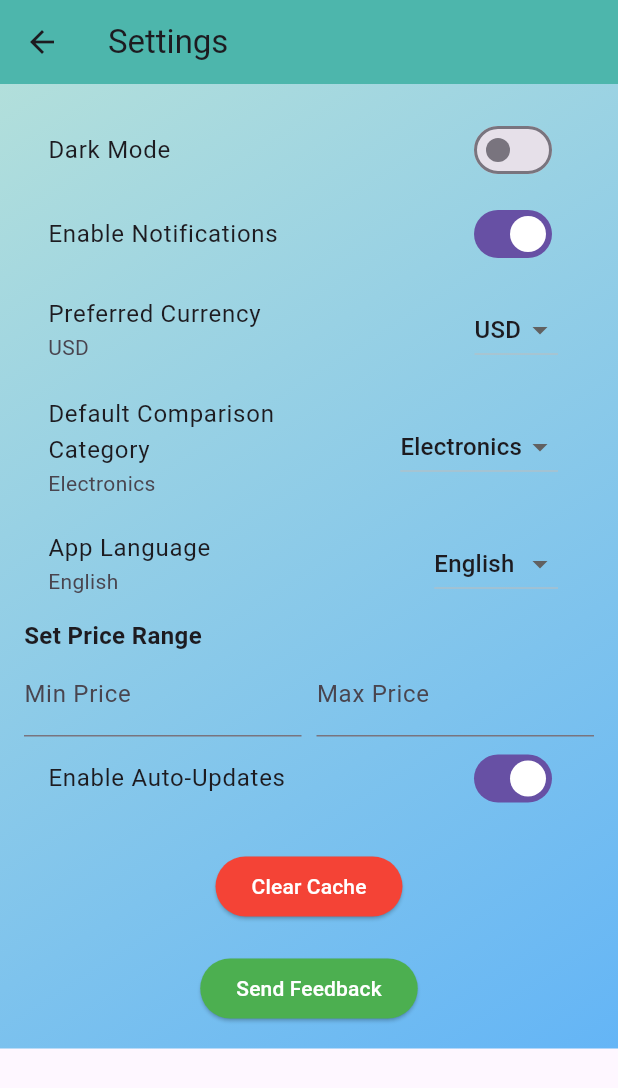
After one commit to Ayesha5121472/CompareX, a Flutter app: the SettingsPage screen opened directly, on a phone screen of 412 x 824 dp. The commit adds this screen. Shown: the top 1088 px of the screen. Run offline on Flutter 3.47's test engine with Material 3 defaults, Android fonts, the phone set to English and light mode, and no system bars.

Commit message:
Add files via upload

```diff
--- /dev/null
+++ b/lib/settings.dart
@@ -0,0 +1,210 @@
+import 'package:flutter/material.dart';
+
+class SettingsPage extends StatefulWidget {
+  const SettingsPage({super.key});
+
+  @override
+  _SettingsPageState createState() => _SettingsPageState();
+}
+
+class _SettingsPageState extends State<SettingsPage> {
+  bool isDarkMode = false;
+  bool notificationsEnabled = true;
+  bool autoUpdates = true;
+  String selectedCurrency = 'USD';
+  String selectedCategory = 'Electronics';
+  String selectedLanguage = 'English';
+  double minPrice = 0;
+  double maxPrice = 1000;
+
+  final List<String> currencies = ['USD', 'EUR', 'INR', 'GBP', 'PKR'];
+  final List<String> categories = ['Electronics', 'Groceries', 'Clothing', 'Furniture'];
+  final List<String> languages = ['English', 'Urdu', 'Hindi', 'Spanish'];
+
+  @override
+  Widget build(BuildContext context) {
+    return Scaffold(
+      appBar: AppBar(
+        backgroundColor: Colors.teal.shade300,
+        title: const Text('Settings'),
+      ),
+      body: Container(
+        decoration: BoxDecoration(
+          gradient: LinearGradient(
+            colors: [Colors.teal.shade100, Colors.blue.shade300],
+            begin: Alignment.topLeft,
+            end: Alignment.bottomRight,
+          ),
+        ),
+        child: SingleChildScrollView(
+          padding: const EdgeInsets.all(16.0),
+          child: Column(
+            crossAxisAlignment: CrossAxisAlignment.start,
+            children: [
+              // Dark Mode
+              ListTile(
+                title: const Text('Dark Mode'),
+                trailing: Switch(
+                  value: isDarkMode,
+                  onChanged: (value) {
+                    setState(() {
+                      isDarkMode = value;
+                    });
+                  },
+                ),
+              ),
+
+              // Notifications
+              ListTile(
+                title: const Text('Enable Notifications'),
+                trailing: Switch(
+                  value: notificationsEnabled,
+                  onChanged: (value) {
+                    setState(() {
+                      notificationsEnabled = value;
+                    });
+                  },
+                ),
+              ),
+
+              // Preferred Currency
+              ListTile(
+                title: const Text('Preferred Currency'),
+                subtitle: Text(selectedCurrency),
+                trailing: DropdownButton<String>(
+                  value: selectedCurrency,
+                  onChanged: (newValue) {
+                    setState(() {
+                      selectedCurrency = newValue!;
+                    });
+                  },
+                  items: currencies.map((currency) {
+                    return DropdownMenuItem(
+                      value: currency,
+                      child: Text(currency),
+                    );
+                  }).toList(),
+                ),
+              ),
+
+              // Default Comparison Category
+              ListTile(
+                title: const Text('Default Comparison Category'),
+                subtitle: Text(selectedCategory),
+                trailing: DropdownButton<String>(
+                  value: selectedCategory,
+                  onChanged: (newValue) {
+                    setState(() {
+                      selectedCategory = newValue!;
+                    });
+                  },
+                  items: categories.map((category) {
+                    return DropdownMenuItem(
+                      value: category,
+                      child: Text(category),
+                    );
+                  }).toList(),
+                ),
+              ),
+
+              // Language Selection
+              ListTile(
+                title: const Text('App Language'),
+                subtitle: Text(selectedLanguage),
+                trailing: DropdownButton<String>(
+                  value: selectedLanguage,
+                  onChanged: (newValue) {
+                    setState(() {
+                      selectedLanguage = newValue!;
+                    });
+                  },
+                  items: languages.map((language) {
+                    return DropdownMenuItem(
+                      value: language,
+                      child: Text(language),
+                    );
+                  }).toList(),
+                ),
+              ),
+
+              // Price Range Preference
+              const Text('Set Price Range', style: TextStyle(fontSize: 16, fontWeight: FontWeight.bold)),
+              Row(
+                children: [
+                  Expanded(
+                    child: TextFormField(
+                      decoration: const InputDecoration(labelText: 'Min Price'),
+                      keyboardType: TextInputType.number,
+                      onChanged: (value) {
+                        setState(() {
+                          minPrice = double.tryParse(value) ?? 0;
+                        });
+                      },
+                    ),
+                  ),
+                  const SizedBox(width: 10),
+                  Expanded(
+                    child: TextFormField(
+                      decoration: const InputDecoration(labelText: 'Max Price'),
+                      keyboardType: TextInputType.number,
+                      onChanged: (value) {
+                        setState(() {
+                          maxPrice = double.tryParse(value) ?? 1000;
+                        });
+                      },
+                    ),
+                  ),
+                ],
+              ),
+
+              // Auto-Updates
+              ListTile(
+                title: const Text('Enable Auto-Updates'),
+                trailing: Switch(
+                  value: autoUpdates,
+                  onChanged: (value) {
+                    setState(() {
+                      autoUpdates = value;
+                    });
+                  },
+                ),
+              ),
+
+              // Clear Cache Button
+              const SizedBox(height: 20),
+              Center(
+                child: ElevatedButton(
+                  onPressed: () {
+                    ScaffoldMessenger.of(context).showSnackBar(
+                      const SnackBar(content: Text('Cache Cleared!')),
+                    );
+                  },
+                  style: ElevatedButton.styleFrom(
+                    backgroundColor: Colors.red,
+                  ),
+                  child: const Text('Clear Cache', style: TextStyle(color: Colors.white)),
+                ),
+              ),
+
+              // Feedback & Support
+              const SizedBox(height: 20),
+              Center(
+                child: ElevatedButton(
+                  onPressed: () {
+                    ScaffoldMessenger.of(context).showSnackBar(
+                      const SnackBar(content: Text('Redirecting to Feedback Page...')),
+                    );
+                  },
+                  style: ElevatedButton.styleFrom(
+                    backgroundColor: Colors.green,
+                  ),
+                  child: const Text('Send Feedback', style: TextStyle(color: Colors.white)),
+                ),
+              ),
+            ],
+          ),
+        ),
+      ),
+    );
+  }
+}
```
Also changed, not shown: lib/adminpanel.dart (+61 -55 lines), lib/homepage.dart (added, +141 -0 lines), lib/profile.dart (added, +88 -0 lines).
